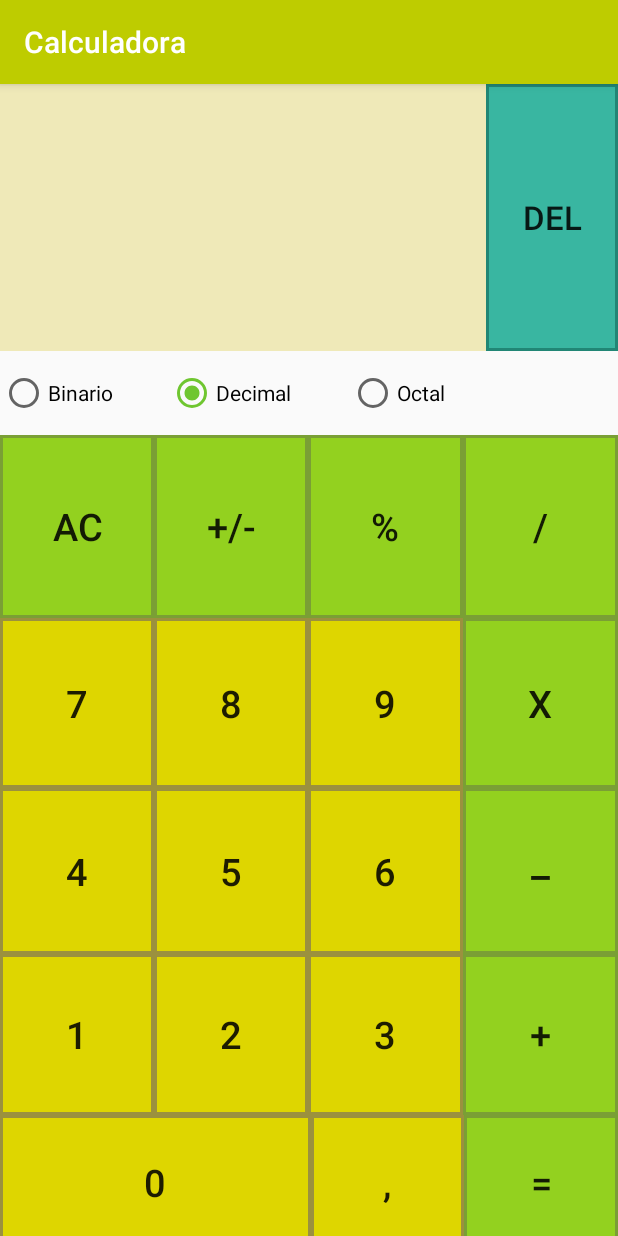
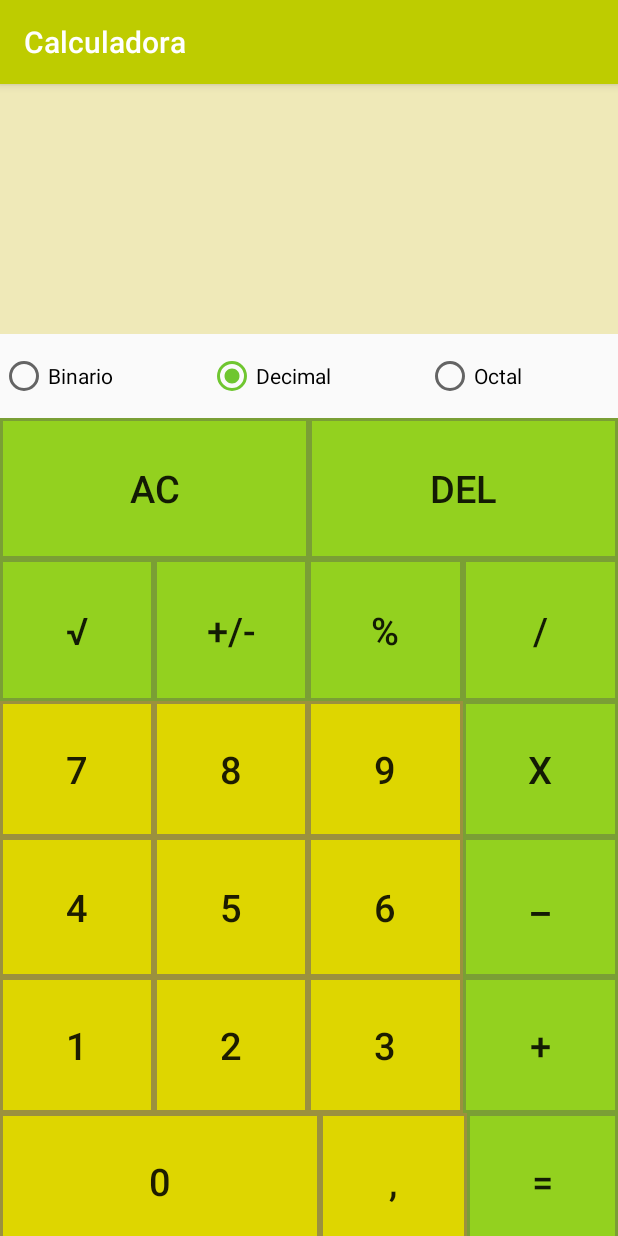
Before and after one commit to Reizeen/CalculatorAndroid-master, an Android app: the screen it shows after launch (MainActivity), on a phone screen of 412 x 824 dp. Run offline under Robolectric (Android 15) with nearby library versions, the phone set to English and light mode, and no system bars.

Commit message:
Version Terminada

```diff
--- a/app/src/main/AndroidManifest.xml
+++ b/app/src/main/AndroidManifest.xml
@@ -9,7 +9,7 @@
         android:roundIcon="@mipmap/calc_g"
         android:supportsRtl="true"
         android:theme="@style/AppTheme">
-        <activity android:name=".MainActivity">
+        <activity android:name=".MainActivity" android:screenOrientation="portrait">
             <intent-filter>
                 <action android:name="android.intent.action.MAIN" />
 
--- a/app/src/main/java/com/mapasgoogle/javi/calculator/MainActivity.java
+++ b/app/src/main/java/com/mapasgoogle/javi/calculator/MainActivity.java
@@ -9,6 +9,8 @@ import android.view.View;
 import android.widget.Button;
 import android.widget.RadioButton;
 import android.widget.TextView;
+
+import javax.security.auth.login.LoginException;
 
 public class MainActivity extends AppCompatActivity implements View.OnClickListener {
 
@@ -33,6 +35,7 @@ public class MainActivity extends AppCompatActivity implements View.OnClickListe
     private Button buttonSum;
     private Button buttonEqu;
     private Button buttonDec;
+    private Button buttonRC;
 
     private RadioButton radioBinario;
     private RadioButton radioDecimal;
@@ -78,6 +81,7 @@ public class MainActivity extends AppCompatActivity implements View.OnClickListe
         buttonDec = (Button) findViewById(R.id.btDec);
         buttonEqu = (Button) findViewById(R.id.btEqu);
 
+        buttonRC = (Button) findViewById(R.id.btRC);
         radioBinario = (RadioButton) findViewById(R.id.rdoBinario);
         radioDecimal = (RadioButton) findViewById(R.id.rdoDecimal);
         radioOctal = (RadioButton) findViewById(R.id.rdoOctal);
@@ -103,6 +107,7 @@ public class MainActivity extends AppCompatActivity implements View.OnClickListe
         button9.setOnClickListener(this);
         buttonDec.setOnClickListener(this);
         buttonEqu.setOnClickListener(this);
+        buttonRC.setOnClickListener(this);
 
         radioBinario.setOnClickListener(this);
         radioDecimal.setOnClickListener(this);
@@ -182,9 +187,11 @@ public class MainActivity extends AppCompatActivity implements View.OnClickListe
             case R.id.btSum:
                 configureOperation("sum", buttonSum);
                 break;
+            case R.id.btRC:
+                configureOperation("rc", buttonRC);
+                break;
             default:// Boton igual
                 if(operation.getOperation1() != null){
-                   Log.i(null, stringResult);
                     checkOperation();
                 }
                 if (Build.VERSION.SDK_INT >= Build.VERSION_CODES.LOLLIPOP) {
@@ -193,12 +200,12 @@ public class MainActivity extends AppCompatActivity implements View.OnClickListe
                     buttonPro.setBackground(getDrawable(R.drawable.button_secundary_no_pressed));
                     buttonRes.setBackground(getDrawable(R.drawable.button_secundary_no_pressed));
                     buttonSum.setBackground(getDrawable(R.drawable.button_secundary_no_pressed));
+                    buttonRC.setBackground(getDrawable(R.drawable.button_secundary_no_pressed));
                 }
                 markNum2 = false;
                 lastPressedKey = "=";
                 break;
         }
-        Log.i(null, stringResult);
         textViewBox.setText(stringResult);
     }
 
@@ -224,29 +231,54 @@ public class MainActivity extends AppCompatActivity implements View.OnClickListe
         }
     }
 
-    /***
+    /**
      * Realiza la operacion
+     * Haciendo conversiones segun la base en la que estemos.
      */
     private void checkOperation() {
         if(operation.getOperation1() != null && operation.getNumberTwo() != 0.0){
             // Realizo operacion
+
+            // Convertir los numeros segun en la base que nos encontremos
+            double numUno, numDos, numResult = 0;
+            if (base != 10){
+                numUno = Integer.parseInt(String.valueOf((int)operation.getNumberOne()), base);
+                numDos = Integer.parseInt(String.valueOf((int)operation.getNumberTwo()), base);
+            } else {
+                numUno = operation.getNumberOne();
+                numDos = operation.getNumberTwo();
+            }
+
             switch (operation.getOperation1()){
                 case "sum":
-                    stringResult = String.valueOf(operation.operationSum(operation.getNumberOne(), operation.getNumberTwo()));
+                    numResult = operation.operationSum(numUno, numDos);
                     break;
                 case "res":
-                    stringResult = String.valueOf(operation.operationDeduct(operation.getNumberOne(), operation.getNumberTwo()));
+                    numResult = operation.operationDeduct(numUno, numDos);
                     break;
                 case "prod":
-                    stringResult = String.valueOf(operation.operationProduct(operation.getNumberOne(), operation.getNumberTwo()));
+                    numResult = operation.operationProduct(numUno, numDos);
                     break;
                 case "div":
-                    stringResult = String.valueOf(operation.operationDivision(operation.getNumberOne(), operation.getNumberTwo()));
+                    numResult = operation.operationDivision(numUno, numDos);
                     break;
                 case "porc":
-                    stringResult = String.valueOf(operation.operationPorcentage(operation.getNumberOne(), operation.getNumberTwo()));
+                    numResult = operation.operationPorcentage(numUno, numDos);
+                    break;
+                case "rc":
+                    numResult = operation.operationRaizCuadrada(numDos);
                     break;
             }
+
+            /* El resultado lo convertimos segun en la base que nos enconremos. Si es base 10, no realiza ningun cambio, si es otra base
+               distinta, converte el numResult en la base correspondiente. */
+
+            if (base != 10){
+                stringResult = Integer.toString((int)numResult, base);
+            } else {
+                stringResult = String.valueOf(numResult);
+            }
+
             if(stringResult.substring(stringResult.length()-1, stringResult.length()).equals("0") &&
                     stringResult.substring(stringResult.length()-2, stringResult.length()-1).equals(".")){
                 stringResult = stringResult.replace(".0", "");
@@ -257,8 +289,10 @@ public class MainActivity extends AppCompatActivity implements View.OnClickListe
             deleteCeros();
         }
 
+        /* Te actualiza el numUno con el primer resultado de numUno y numTwo
+         * para seguir haciendo calculos con el resultado de la operacion anterior */
         num1 = stringResult;
-        operation.setNumberOne(Double.parseDouble(num1));
+        operation.setNumberOne(Double.parseDouble(num1)); //////////// Areglar numero uno para pasarlo a decimal
         nextMark = false;
         markNum2 = true;
 
@@ -347,15 +381,11 @@ public class MainActivity extends AppCompatActivity implements View.OnClickListe
 
         if(markNum2){
             stringResult += num2;
-            int result = Integer.parseInt(stringResult, base);
-            insertNumberOperation((double)result);
-            Log.i(null, String.valueOf(result));
+            insertNumberOperation(Double.parseDouble(stringResult));
             if(s.equals(",")) stringResult = stringResult.substring(0, stringResult.length()-1);
         }else{
             stringResult += num1;
-            int result = Integer.parseInt(stringResult, base);
-            insertNumberOperation((double)result);
-            Log.i(null, String.valueOf(result));
+            insertNumberOperation(Double.parseDouble(stringResult));
             if(s.equals(",")) stringResult = stringResult.substring(0, stringResult.length()-1);
         }
 
@@ -413,6 +443,9 @@ public class MainActivity extends AppCompatActivity implements View.OnClickListe
     }
 
 
+    /**
+     * Actualiza el estado de los botones segun en la base seleccionada.
+     */
     public void actualizarBotones(){
         button2.setEnabled(base > 2);
         button3.setEnabled(base > 2);
@@ -425,6 +458,7 @@ public class MainActivity extends AppCompatActivity implements View.OnClickListe
         buttonDec.setEnabled(base == 10);
         buttonMM.setEnabled(base == 10);
         buttonPorc.setEnabled(base == 10);
+        buttonRC.setEnabled(base == 10);
         cleanAll();
     }
 
--- a/app/src/main/java/com/mapasgoogle/javi/calculator/Operation.java
+++ b/app/src/main/java/com/mapasgoogle/javi/calculator/Operation.java
@@ -62,4 +62,8 @@ public class Operation {
         return (n1/100*n2);
     }
 
+    double operationRaizCuadrada(double n1){
+        return Math.sqrt(n1);
+    }
+
 }
--- a/app/src/main/res/layout/activity_main.xml
+++ b/app/src/main/res/layout/activity_main.xml
@@ -38,21 +38,6 @@
 
             </LinearLayout>
 
-            <LinearLayout
-                android:layout_width="wrap_content"
-                android:layout_height="match_parent"
-                android:layout_weight="1">
-
-                <Button
-                    android:layout_width="match_parent"
-                    android:layout_height="match_parent"
-                    android:text="DEL"
-                    android:textSize="22dp"
-                    android:background="@drawable/button_terciary"
-                    android:id="@+id/btDel"/>
-
-            </LinearLayout>
-
         </LinearLayout>
 
         <LinearLayout
@@ -77,23 +62,24 @@
 
                     <RadioButton
                         android:id="@+id/rdoBinario"
-                        android:layout_width="112dp"
+                        android:layout_width="wrap_content"
                         android:layout_height="match_parent"
+                        android:layout_weight="2"
                         android:text="Binario" />
 
                     <RadioButton
                         android:id="@+id/rdoDecimal"
-                        android:layout_width="5dp"
-                        android:layout_height="56dp"
-                        android:layout_weight="1"
+                        android:layout_width="wrap_content"
+                        android:layout_height="match_parent"
+                        android:layout_weight="2"
                         android:checked="true"
                         android:text="Decimal" />
 
                     <RadioButton
                         android:id="@+id/rdoOctal"
                         android:layout_width="wrap_content"
-                        android:layout_height="56dp"
-                        android:layout_weight="1"
+                        android:layout_height="match_parent"
+                        android:layout_weight="2"
                         android:text="Octal" />
                 </RadioGroup>
             </LinearLayout>
@@ -101,220 +87,247 @@
             <LinearLayout
                 android:layout_width="match_parent"
                 android:layout_height="wrap_content"
+                android:layout_weight="6.5"
                 android:orientation="horizontal"
-                android:layout_weight="9"
                 android:weightSum="4">
 
                 <Button
+                    android:id="@+id/btAC"
                     android:layout_width="wrap_content"
                     android:layout_height="match_parent"
+                    android:layout_weight="2"
+                    android:background="@drawable/button_secundary"
                     android:text="AC"
-                    android:textSize="25dp"
-                    android:layout_weight="1"
-                    android:background="@drawable/button_secundary"
-                    android:id="@+id/btAC"/>
+                    android:textSize="25dp" />
 
                 <Button
+                    android:id="@+id/btDel"
                     android:layout_width="wrap_content"
                     android:layout_height="match_parent"
-                    android:text="+/-"
-                    android:textSize="25dp"
-                    android:layout_weight="1"
+                    android:layout_weight="2"
                     android:background="@drawable/button_secundary"
-                    android:id="@+id/btMM"/>
-
-                <Button
-                    android:layout_width="wrap_content"
-                    android:layout_height="match_parent"
-                    android:text="%"
-                    android:textSize="25dp"
-                    android:layout_weight="1"
-                    android:background="@drawable/button_secundary"
-                    android:id="@+id/btPorc"/>
-
-                <Button
-                    android:layout_width="wrap_content"
-                    android:layout_height="match_parent"
-                    android:text="/"
-                    android:textSize="25dp"
-                    android:layout_weight="1"
-                    android:background="@drawable/button_secundary"
-                    android:id="@+id/btDiv"/>
+                    android:text="DEL"
+                    android:textSize="25dp" />
 
             </LinearLayout>
 
             <LinearLayout
                 android:layout_width="match_parent"
                 android:layout_height="wrap_content"
+                android:layout_weight="6.5"
                 android:orientation="horizontal"
-                android:layout_weight="8"
                 android:weightSum="4">
 
                 <Button
+                    android:id="@+id/btRC"
                     android:layout_width="wrap_content"
                     android:layout_height="match_parent"
-                    android:text="7"
-                    android:textSize="25dp"
                     android:layout_weight="1"
-                    android:layout_margin="0dp"
-                    android:background="@drawable/button_main"
-                    android:id="@+id/bt7"/>
+                    android:background="@drawable/button_secundary"
+                    android:text="√"
+                    android:textSize="25dp" />
 
                 <Button
+                    android:id="@+id/btMM"
                     android:layout_width="wrap_content"
                     android:layout_height="match_parent"
-                    android:text="8"
-                    android:textSize="25dp"
                     android:layout_weight="1"
-                    android:background="@drawable/button_main"
-                    android:id="@+id/bt8"/>
+                    android:background="@drawable/button_secundary"
+                    android:text="+/-"
+                    android:textSize="25dp" />
 
                 <Button
+                    android:id="@+id/btPorc"
                     android:layout_width="wrap_content"
                     android:layout_height="match_parent"
-                    android:text="9"
-                    android:textSize="25dp"
                     android:layout_weight="1"
-                    android:background="@drawable/button_main"
-                    android:id="@+id/bt9"/>
+                    android:background="@drawable/button_secundary"
+                    android:text="%"
+                    android:textSize="25dp" />
 
                 <Button
+                    android:id="@+id/btDiv"
                     android:layout_width="wrap_content"
                     android:layout_height="match_parent"
-                    android:text="x"
-                    android:textSize="25dp"
                     android:layout_weight="1"
                     android:background="@drawable/button_secundary"
-                    android:id="@+id/btPro"/>
+                    android:text="/"
+                    android:textSize="25dp" />
 
             </LinearLayout>
 
             <LinearLayout
                 android:layout_width="match_parent"
                 android:layout_height="wrap_content"
+                android:layout_weight="6"
                 android:orientation="horizontal"
-                android:layout_weight="6.5"
                 android:weightSum="4">
 
                 <Button
+                    android:id="@+id/bt7"
                     android:layout_width="wrap_content"
                     android:layout_height="match_parent"
-                    android:text="4"
-                    android:textSize="25dp"
+                    android:layout_margin="0dp"
                     android:layout_weight="1"
                     android:background="@drawable/button_main"
-                    android:id="@+id/bt4"/>
+                    android:text="7"
+                    android:textSize="25dp" />
 
                 <Button
+                    android:id="@+id/bt8"
                     android:layout_width="wrap_content"
                     android:layout_height="match_parent"
-                    android:text="5"
-                    android:textSize="25dp"
                     android:layout_weight="1"
                     android:background="@drawable/button_main"
-                    android:id="@+id/bt5"/>
+                    android:text="8"
+                    android:textSize="25dp" />
 
                 <Button
+                    android:id="@+id/bt9"
                     android:layout_width="wrap_content"
                     android:layout_height="match_parent"
-                    android:text="6"
-                    android:textSize="25dp"
                     android:layout_weight="1"
                     android:background="@drawable/button_main"
-                    android:id="@+id/bt6"/>
+                    android:text="9"
+                    android:textSize="25dp" />
 
                 <Button
+                    android:id="@+id/btPro"
                     android:layout_width="wrap_content"
                     android:layout_height="match_parent"
-                    android:text="_"
-                    android:textSize="28dp"
-                    android:paddingTop="0dp"
-                    android:paddingBottom="15dp"
                     android:layout_weight="1"
                     android:background="@drawable/button_secundary"
-                    android:id="@+id/btRes"/>
+                    android:text="x"
+                    android:textSize="25dp" />
 
             </LinearLayout>
 
             <LinearLayout
                 android:layout_width="match_parent"
                 android:layout_height="wrap_content"
+                android:layout_weight="5"
                 android:orientation="horizontal"
-                android:layout_weight="7.2"
                 android:weightSum="4">
 
                 <Button
+                    android:id="@+id/bt4"
                     android:layout_width="wrap_content"
                     android:layout_height="match_parent"
-                    android:text="1"
-                    android:textSize="25dp"
                     android:layout_weight="1"
                     android:background="@drawable/button_main"
-                    android:id="@+id/bt1"/>
+                    android:text="4"
+                    android:textSize="25dp" />
 
                 <Button
+                    android:id="@+id/bt5"
                     android:layout_width="wrap_content"
                     android:layout_height="match_parent"
-                    android:text="2"
-                    android:textSize="25dp"
                     android:layout_weight="1"
                     android:background="@drawable/button_main"
-                    android:id="@+id/bt2"/>
+                    android:text="5"
+                    android:textSize="25dp" />
 
                 <Button
+                    android:id="@+id/bt6"
                     android:layout_width="wrap_content"
                     android:layout_height="match_parent"
-                    android:text="3"
-                    android:textSize="25dp"
                     android:layout_weight="1"
                     android:background="@drawable/button_main"
-                    android:id="@+id/bt3"/>
+                    android:text="6"
+                    android:textSize="25dp" />
 
                 <Button
+                    android:id="@+id/btRes"
                     android:layout_width="wrap_content"
                     android:layout_height="match_parent"
-                    android:text="+"
-                    android:textSize="25dp"
                     android:layout_weight="1"
                     android:background="@drawable/button_secundary"
-                    android:id="@+id/btSum"/>
+                    android:paddingTop="0dp"
+                    android:paddingBottom="15dp"
+                    android:text="_"
+                    android:textSize="28dp" />
 
             </LinearLayout>
 
             <LinearLayout
                 android:layout_width="match_parent"
                 android:layout_height="wrap_content"
+                android:layout_weight="6"
                 android:orientation="horizontal"
-                android:layout_weight="5"
+                android:weightSum="4">
+
+                <Button
+                    android:id="@+id/bt1"
+                    android:layout_width="wrap_content"
+                    android:layout_height="match_parent"
+                    android:layout_weight="1"
+                    android:background="@drawable/button_main"
+                    android:text="1"
+                    android:textSize="25dp" />
+
+                <Button
+                    android:id="@+id/bt2"
+                    android:layout_width="wrap_content"
+                    android:layout_height="match_parent"
+                    android:layout_weight="1"
+                    android:background="@drawable/button_main"
+                    android:text="2"
+                    android:textSize="25dp" />
+
+                <Button
+                    android:id="@+id/bt3"
+                    android:layout_width="wrap_content"
+                    android:layout_height="match_parent"
+                    android:layout_weight="1"
+                    android:background="@drawable/button_main"
+                    android:text="3"
+                    android:textSize="25dp" />
+
+                <Button
+                    android:id="@+id/btSum"
+                    android:layout_width="wrap_content"
+                    android:layout_height="match_parent"
+                    android:layout_weight="1"
+                    android:background="@drawable/button_secundary"
+                    android:text="+"
+                    android:textSize="25dp" />
+
+            </LinearLayout>
+
+            <LinearLayout
+                android:layout_width="match_parent"
+                android:layout_height="wrap_content"
+                android:layout_weight="6"
+                android:orientation="horizontal"
                 android:weightSum="5">
+
 
                 <Button
                     android:id="@+id/bt0"
-                    android:layout_width="165dp"
+                    android:layout_width="wrap_content"
                     android:layout_height="match_parent"
-                    android:layout_weight="3"
+                    android:layout_weight="4.25"
                     android:background="@drawable/button_main"
                     android:text="0"
                     android:textSize="25dp" />
-
 
                 <Button
                     android:id="@+id/btDec"
                     android:layout_width="wrap_content"
                     android:layout_height="match_parent"
-                    android:layout_weight="1"
+                    android:layout_weight="0.35"
                     android:background="@drawable/button_main"
                     android:text=","
                     android:textSize="25dp" />
 
                 <Button
+                    android:id="@+id/btEqu"
                     android:layout_width="wrap_content"
                     android:layout_height="match_parent"
+                    android:layout_weight="0.4"
+                    android:background="@drawable/button_secundary"
                     android:text="="
-                    android:textSize="25dp"
-                    android:layout_weight="1"
-                    android:background="@drawable/button_secundary"
-                    android:id="@+id/btEqu"/>
+                    android:textSize="25dp" />
 
             </LinearLayout>
         </LinearLayout>
```
